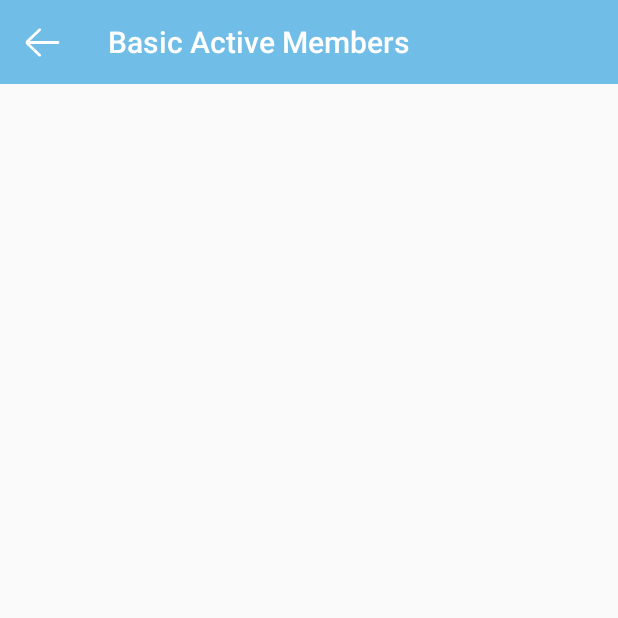
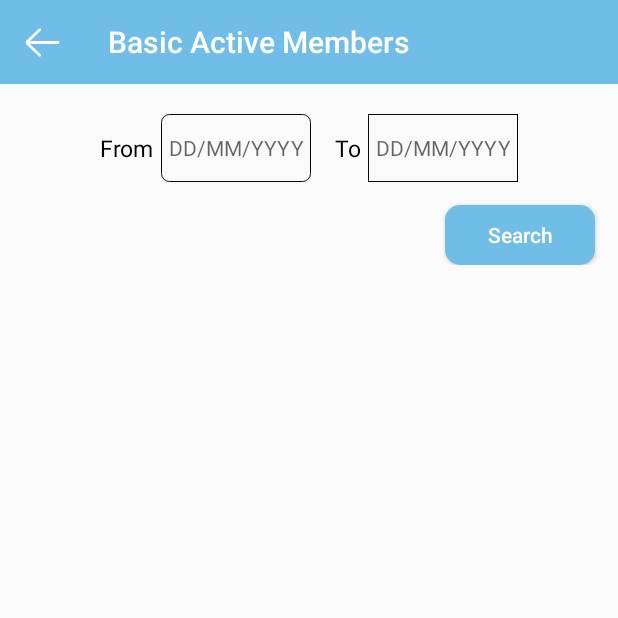
Before and after one commit to devikarejimon44/VicibComplete, an Android app: the BasicActiveMembers screen opened directly, with no data from a screen before it, on a phone screen of 412 x 824 dp, the top half of it. Run offline under Robolectric (Android 15) with nearby library versions, the phone set to English and light mode, and no system bars.

Commit message:
changes on 27/01/2021

```diff
--- a/app/src/main/java/com/gipra/vicibcomplete/MembersArea/ApiInterface.java
+++ b/app/src/main/java/com/gipra/vicibcomplete/MembersArea/ApiInterface.java
@@ -11,6 +11,7 @@ import com.gipra.vicibcomplete.MembersArea.MyProfile.ResponseBankProofUpload;
 import com.gipra.vicibcomplete.MembersArea.MyProfile.ResponseEditProfile;
 import com.gipra.vicibcomplete.MembersArea.MyProfile.ResponseImageUpload;
 import com.gipra.vicibcomplete.MembersArea.MyProfile.ResponseImageView;
+import com.gipra.vicibcomplete.MembersArea.MyProfile.ResponsePanUpload;
 import com.gipra.vicibcomplete.MembersArea.Payout.ResponsePayoutLedger;
 import com.gipra.vicibcomplete.MembersArea.PremiumPlanReports.ResponsePremiumListLeftSideSales;
 import com.gipra.vicibcomplete.MembersArea.PremiumPlanReports.ResponsePremiumTeamSalesBVMatching;
@@ -262,6 +263,11 @@ public interface ApiInterface {
     Call<ResponseBankProofUpload>BankProof(@Part("C_ACCOUNT_PROOF\";filename=\"myfile.jpg\"") RequestBody file,
                                                  @Part("member_id") int member_id);
 
+    @Multipart
+    @POST("PAN_uploading")
+    Call<ResponsePanUpload>PanUpload(@Part("C_PANCARD_FILE\";filename=\"myfile.jpg\"") RequestBody file,
+                                     @Part("member_id") int member_id);
+
 
 
     @FormUrlEncoded
--- a/app/src/main/java/com/gipra/vicibcomplete/MembersArea/Reports/BasicActiveMembers.java
+++ b/app/src/main/java/com/gipra/vicibcomplete/MembersArea/Reports/BasicActiveMembers.java
@@ -1,15 +1,33 @@
 package com.gipra.vicibcomplete.MembersArea.Reports;
 
+import android.app.DatePickerDialog;
+import android.content.Context;
+import android.content.SharedPreferences;
 import android.os.Bundle;
+import android.text.InputType;
+import android.util.Log;
 import android.view.View;
+import android.widget.Button;
+import android.widget.DatePicker;
+import android.widget.EditText;
+import android.widget.Toast;
 
 import androidx.appcompat.app.AppCompatActivity;
 import androidx.appcompat.widget.Toolbar;
 
 import com.gipra.vicibcomplete.R;
 
+import java.text.SimpleDateFormat;
+import java.util.Calendar;
+import java.util.Locale;
+
 
 public class BasicActiveMembers extends AppCompatActivity {
+    EditText basic_active__fromdate,basic_active_todate;
+    Button basic_active_search;
+
+    DatePickerDialog from,to;
+    SimpleDateFormat dateFormatter;
 
     @Override
     protected void onCreate(Bundle savedInstanceState) {
@@ -23,5 +41,67 @@ public class BasicActiveMembers extends AppCompatActivity {
                 onBackPressed();
             }
         });
+        basic_active__fromdate=findViewById(R.id.basic_active__fromdate);
+        basic_active_todate=findViewById(R.id.basic_active_todate);
+
+        dateFormatter = new SimpleDateFormat("dd/MM/yyyy", Locale.US);
+        basic_active__fromdate.setInputType(InputType.TYPE_NULL);
+        basic_active__fromdate.requestFocus();
+        basic_active__fromdate.setOnClickListener(new View.OnClickListener() {
+            @Override
+            public void onClick(View v) {
+                from.show();
+            }
+        });
+        basic_active_todate.setInputType(InputType.TYPE_NULL);
+        basic_active_todate.requestFocus();
+        basic_active_todate.setOnClickListener(new View.OnClickListener() {
+            @Override
+            public void onClick(View v) {
+                to.show();
+            }
+        });
+        Calendar newCalendar = Calendar.getInstance();
+        from = new DatePickerDialog(BasicActiveMembers.this, new DatePickerDialog.OnDateSetListener() {
+
+            public void onDateSet(DatePicker view, int year, int monthOfYear, int dayOfMonth) {
+                Calendar newDate = Calendar.getInstance();
+                newDate.set(year, monthOfYear, dayOfMonth);
+                basic_active__fromdate.setText(dateFormatter.format(newDate.getTime()));
+            }
+
+        },newCalendar.get(Calendar.YEAR), newCalendar.get(Calendar.MONTH), newCalendar.get(Calendar.DAY_OF_MONTH));
+
+        to = new DatePickerDialog(BasicActiveMembers.this, new DatePickerDialog.OnDateSetListener() {
+
+            public void onDateSet(DatePicker view, int year, int monthOfYear, int dayOfMonth) {
+                Calendar newDate = Calendar.getInstance();
+                newDate.set(year, monthOfYear, dayOfMonth);
+                basic_active_todate.setText(dateFormatter.format(newDate.getTime()));
+            }
+
+        },newCalendar.get(Calendar.YEAR), newCalendar.get(Calendar.MONTH), newCalendar.get(Calendar.DAY_OF_MONTH));
+
+        basic_active_search=findViewById(R.id.basic_active_search);
+        basic_active_search.setOnClickListener(new View.OnClickListener() {
+            @Override
+            public void onClick(View view) {
+                SearchBasicActive();
+
+            }
+        });
     }
+
+    private void SearchBasicActive() {
+        SharedPreferences shpref;
+        shpref=getSharedPreferences("MYPREF", Context.MODE_PRIVATE);
+        String id=shpref.getString("ID","");
+        Log.e("id",id);
+        String fdate=basic_active__fromdate.getText().toString();
+        String tdate=basic_active_todate.getText().toString();
+        Toast.makeText(this, "No Date Found", Toast.LENGTH_SHORT).show();
+
+    }
+
+
 }
--- a/app/src/main/res/layout/activity_basic_active_members.xml
+++ b/app/src/main/res/layout/activity_basic_active_members.xml
@@ -6,6 +6,7 @@
     android:layout_height="match_parent"
     tools:context=".MembersArea.Reports.BasicActiveMembers">
     <LinearLayout
+        android:orientation="vertical"
         android:layout_width="match_parent"
         android:layout_height="match_parent">
         <com.google.android.material.appbar.AppBarLayout
@@ -24,12 +25,87 @@
                 app:title="Basic Active Members"
                 app:titleTextColor="@color/colorWhiteShoppy">
 
+            </com.google.android.material.appbar.MaterialToolbar>
+        </com.google.android.material.appbar.AppBarLayout>
+
+        <ScrollView
+            android:layout_width="match_parent"
+            android:layout_height="match_parent">
+            <LinearLayout
+                android:orientation="vertical"
+                android:layout_marginTop="10dp"
+                android:layout_width="match_parent"
+                android:layout_height="match_parent">
+                <LinearLayout
+                    android:layout_marginTop="10dp"
+                    android:layout_width="match_parent"
+                    android:layout_height="wrap_content"
+                    android:orientation="vertical">
+                    <LinearLayout
+                        android:gravity="center_horizontal"
+                        android:layout_width="match_parent"
+                        android:layout_height="wrap_content">
+                        <TextView
+                            android:text="From"
+                            android:textColor="#000000"
+                            android:textSize="15sp"
+                            android:layout_gravity="center"
+                            android:gravity="center"
+                            android:layout_width="wrap_content"
+                            android:layout_height="wrap_content"/>
+                        <EditText
+                            android:hint="DD/MM/YYYY"
+                            android:id="@+id/basic_active__fromdate"
+                            android:layout_marginLeft="5dp"
+                            android:textColor="#000000"
+                            android:textSize="14sp"
+                            android:layout_gravity="center"
+                            android:gravity="center"
+                            android:background="@drawable/boxbg"
+                            android:layout_width="100dp"
+                            android:layout_height="45dp"/>
+                        <TextView
+                            android:textColor="#000000"
+                            android:textSize="15sp"
+                            android:layout_marginLeft="15dp"
+                            android:text="To"
+                            android:layout_gravity="center"
+                            android:gravity="center"
+                            android:layout_width="wrap_content"
+                            android:layout_height="wrap_content"/>
+                        <EditText
+                            android:hint="DD/MM/YYYY"
+                            android:id="@+id/basic_active_todate"
+                            android:textColor="#000000"
+                            android:textSize="14sp"
+                            android:layout_gravity="center"
+                            android:gravity="center"
+                            android:layout_marginLeft="5dp"
+                            android:background="@drawable/searchbg"
+                            android:layout_width="100dp"
+                            android:layout_height="45dp"/>
+                    </LinearLayout>
+                    <Button
+                        android:layout_marginTop="15dp"
+                        android:layout_gravity="right"
+                        android:layout_marginRight="15dp"
+                        android:id="@+id/basic_active_search"
+                        android:text="Search"
+                        android:textAllCaps="false"
+                        android:textColor="#FFFFFF"
+                        android:background="@drawable/bluebg"
+                        android:layout_width="100dp"
+                        android:layout_height="40dp"/>
+                </LinearLayout>
+                <androidx.recyclerview.widget.RecyclerView
+                    android:padding="10dp"
+                    android:id="@+id/recyler_basic_active"
+                    android:layout_width="match_parent"
+                    android:layout_height="match_parent"/>
+            </LinearLayout>
+        </ScrollView>
 
 
-            </com.google.android.material.appbar.MaterialToolbar>
-
-
-        </com.google.android.material.appbar.AppBarLayout>
     </LinearLayout>
 
 </androidx.constraintlayout.widget.ConstraintLayout>
--- a/app/src/main/res/layout/activity_left_side_members.xml
+++ b/app/src/main/res/layout/activity_left_side_members.xml
@@ -66,7 +66,7 @@
                             android:gravity="center"
                             android:textSize="14sp"
                             android:background="@drawable/boxbg"
-                            android:layout_width="100dp"
+                            android:layout_width="130dp"
                             android:layout_height="45dp"/>
                         <TextView
                             android:textColor="#000000"
@@ -86,7 +86,7 @@
                             android:gravity="center"
                             android:layout_marginLeft="8dp"
                             android:background="@drawable/boxbg"
-                            android:layout_width="100dp"
+                            android:layout_width="130dp"
                             android:layout_height="45dp"/>
                     </LinearLayout>
                     <Button
```
Also changed, not shown: app/src/main/java/com/gipra/vicibcomplete/MembersArea/MyProfile/MyProfile.java (+47 -6 lines), app/src/main/java/com/gipra/vicibcomplete/MembersArea/MyProfile/ResponsePanUpload.java (added, +41 -0 lines), app/src/main/res/layout/activity_first_purchase_b_v_report.xml (+4 -4 lines), app/src/main/res/layout/activity_my_products.xml (+4 -6 lines), app/src/main/res/layout/activity_my_profile.xml (+17 -3 lines).
